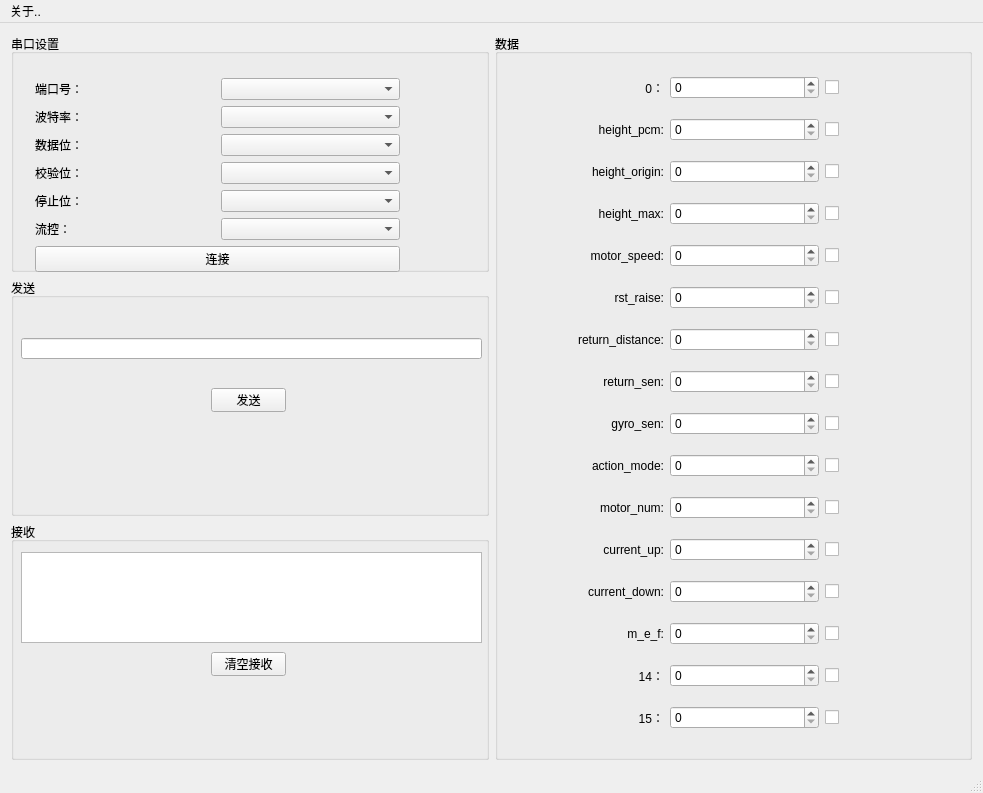
Above: QGoodWindow/QGoodWindow/Examples/GoodShowCase_tableHelper/centralwidget.ui from NewLeafG/Learning-QT before the change. Below: the same form after it.
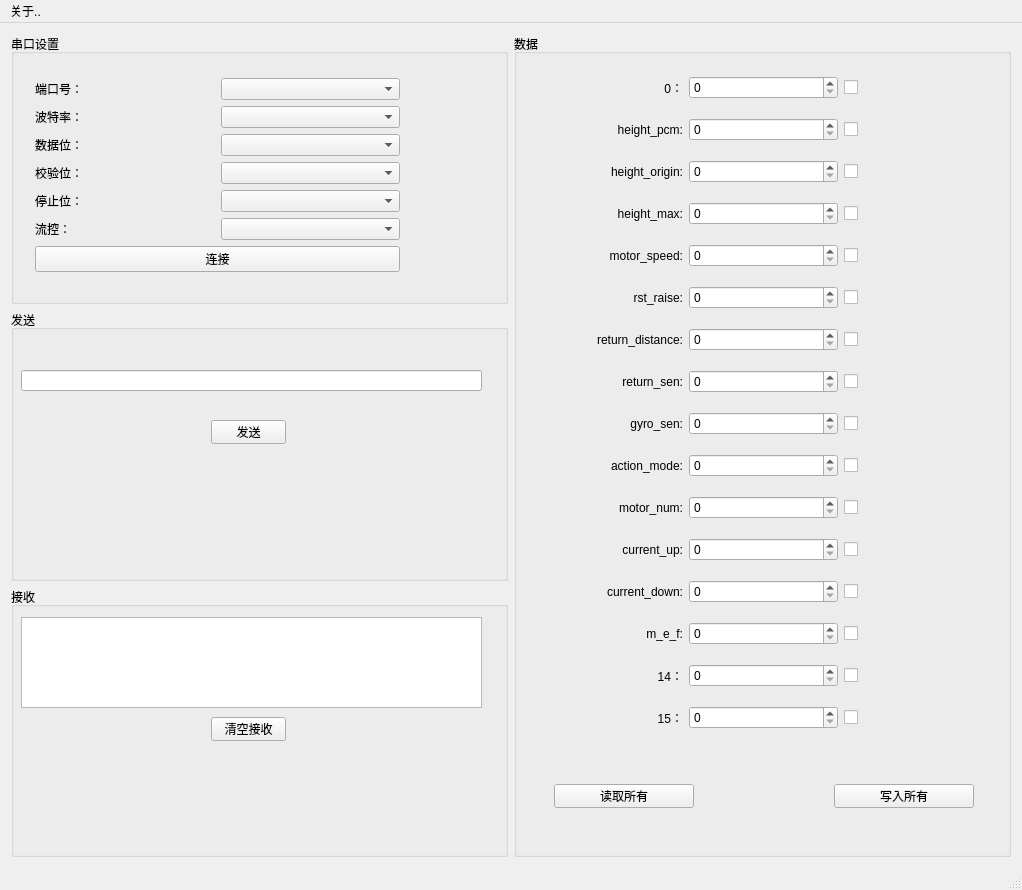
That is the form after the change.

The edit to the form file:
```diff
--- a/QGoodWindow/QGoodWindow/Examples/GoodShowCase_tableHelper/centralwidget.ui
+++ b/QGoodWindow/QGoodWindow/Examples/GoodShowCase_tableHelper/centralwidget.ui
@@ -6,8 +6,8 @@
    <rect>
     <x>0</x>
     <y>0</y>
-    <width>983</width>
-    <height>793</height>
+    <width>1022</width>
+    <height>890</height>
    </rect>
   </property>
   <property name="windowTitle">
@@ -601,6 +601,32 @@
           </item>
          </layout>
         </widget>
+        <widget class="QPushButton" name="btn_readAll">
+         <property name="geometry">
+          <rect>
+           <x>40</x>
+           <y>750</y>
+           <width>140</width>
+           <height>24</height>
+          </rect>
+         </property>
+         <property name="text">
+          <string>读取所有</string>
+         </property>
+        </widget>
+        <widget class="QPushButton" name="btn_writeAll">
+         <property name="geometry">
+          <rect>
+           <x>320</x>
+           <y>750</y>
+           <width>140</width>
+           <height>24</height>
+          </rect>
+         </property>
+         <property name="text">
+          <string>写入所有</string>
+         </property>
+        </widget>
        </widget>
       </item>
      </layout>
@@ -612,7 +638,7 @@
     <rect>
      <x>0</x>
      <y>0</y>
-     <width>983</width>
+     <width>1022</width>
      <height>22</height>
     </rect>
    </property>
```
Left out of the diff: 26 changed lines with no effect on the pictures.
